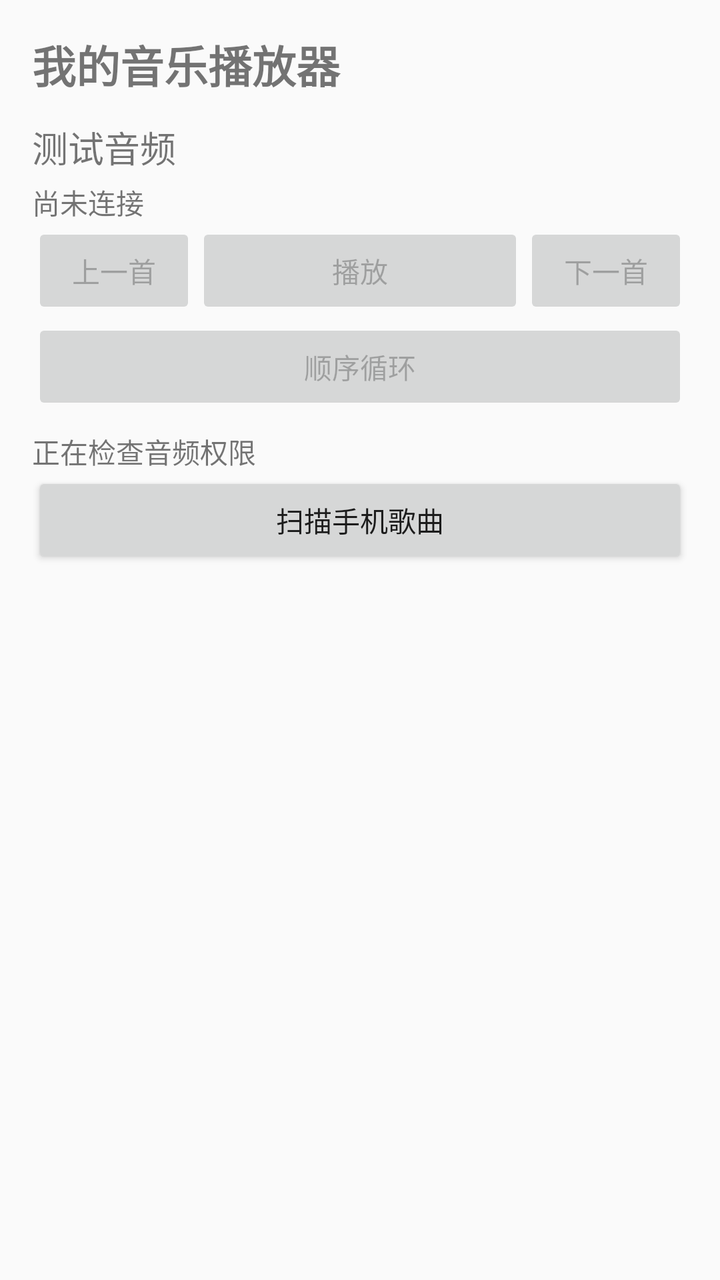
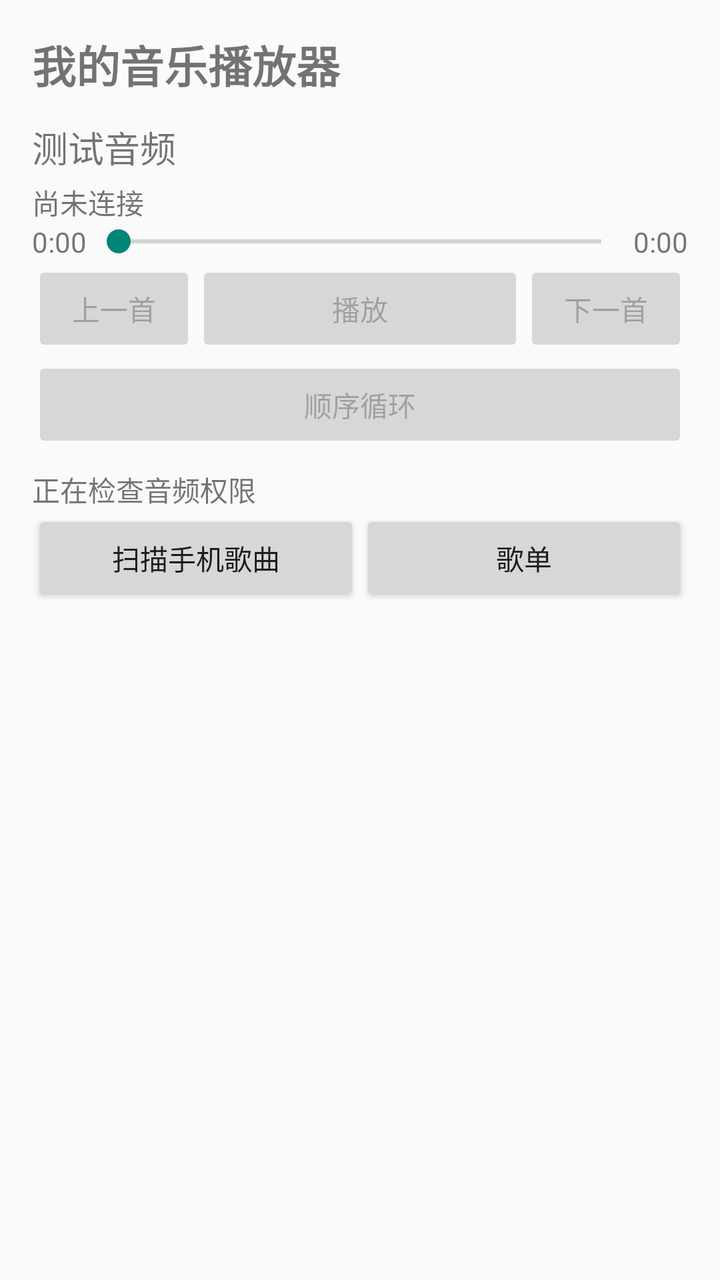

An Android layout rendered at two revisions. The XML below is the earlier revision; the diff shows what the commit changed to produce the second picture.
<!-- AndroidManifest.xml: activity theme Theme.MusicPlayer -->
<!-- res/layout/activity_main.xml -->
<?xml version="1.0" encoding="utf-8"?>
<LinearLayout xmlns:android="http://schemas.android.com/apk/res/android"
    android:id="@+id/main"
    android:layout_width="match_parent"
    android:layout_height="match_parent"
    android:orientation="vertical">

    <LinearLayout
        android:layout_width="match_parent"
        android:layout_height="match_parent"
        android:orientation="vertical"
        android:padding="16dp">

        <TextView
            android:layout_width="match_parent"
            android:layout_height="wrap_content"
            android:text="@string/player_heading"
            android:textSize="22sp"
            android:textStyle="bold" />

        <TextView
            android:id="@+id/textTitle"
            android:layout_width="match_parent"
            android:layout_height="wrap_content"
            android:layout_marginTop="12dp"
            android:text="@string/sample_title"
            android:textSize="18sp" />

        <TextView
            android:id="@+id/textStatus"
            android:layout_width="match_parent"
            android:layout_height="wrap_content"
            android:layout_marginTop="4dp"
            android:text="@string/not_connected" />

        <LinearLayout
            android:layout_width="match_parent"
            android:layout_height="wrap_content"
            android:orientation="horizontal">

            <Button
                android:id="@+id/buttonPrevious"
                android:layout_width="0dp"
                android:layout_height="wrap_content"
                android:layout_weight="1"
                android:enabled="false"
                android:text="@string/previous" />

            <Button
                android:id="@+id/buttonPlayPause"
                android:layout_width="0dp"
                android:layout_height="wrap_content"
                android:layout_weight="2"
                android:enabled="false"
                android:text="@string/play" />

            <Button
                android:id="@+id/buttonNext"
                android:layout_width="0dp"
                android:layout_height="wrap_content"
                android:layout_weight="1"
                android:enabled="false"
                android:text="@string/next" />
        </LinearLayout>
        <Button
            android:id="@+id/buttonPlayMode"
            android:layout_width="match_parent"
            android:layout_height="wrap_content"
            android:enabled="false"
            android:text="@string/play_mode_order" />
        <TextView
            android:id="@+id/textError"
            android:layout_width="match_parent"
            android:layout_height="wrap_content"
            android:visibility="gone" />

        <Button
            android:id="@+id/buttonReconnect"
            android:layout_width="match_parent"
            android:layout_height="wrap_content"
            android:text="@string/reconnect"
            android:visibility="gone" />

        <TextView
            android:id="@+id/textAudioPermission"
            android:layout_width="match_parent"
            android:layout_height="wrap_content"
            android:layout_marginTop="8dp"
            android:text="@string/audio_permission_unknown" />

        <LinearLayout
            android:layout_width="match_parent"
            android:layout_height="wrap_content"
            android:orientation="horizontal">

            <Button
                android:id="@+id/buttonScan"
                android:layout_width="0dp"
                android:layout_height="wrap_content"
                android:layout_weight="1"
                android:text="@string/scan_songs" />

            <Button
                android:id="@+id/buttonAudioSettings"
                android:layout_width="0dp"
                android:layout_height="wrap_content"
                android:layout_weight="1"
                android:text="@string/open_settings"
                android:visibility="gone" />
        </LinearLayout>

        <TextView
            android:id="@+id/textScanStatus"
            android:layout_width="match_parent"
            android:layout_height="wrap_content" />

        <TextView
            android:id="@+id/textSongCount"
            android:layout_width="match_parent"
            android:layout_height="wrap_content"
            android:layout_marginTop="4dp" />

        <androidx.recyclerview.widget.RecyclerView
            android:id="@+id/recyclerSongs"
            android:layout_width="match_parent"
            android:layout_height="0dp"
            android:layout_weight="1"
            android:clipToPadding="false" />
    </LinearLayout>
</LinearLayout>
<!-- resources referenced by this layout -->
<resources>
  <string name="audio_permission_unknown">正在检查音频权限</string>
  <string name="next">下一首</string>
  <string name="not_connected">尚未连接</string>
  <string name="open_settings">权限设置</string>
  <string name="play">播放</string>
  <string name="play_mode_order">顺序循环</string>
  <string name="player_heading">我的音乐播放器</string>
  <string name="previous">上一首</string>
  <string name="reconnect">重新连接</string>
  <string name="sample_title">测试音频</string>
  <string name="scan_songs">扫描手机歌曲</string>
  <style name="Theme.MusicPlayer" parent="Theme.AppCompat.Light.NoActionBar" />
</resources>

<!-- the commit's change to res/layout/activity_main.xml (unified diff, before → after) -->
@@ -32,6 +32,32 @@
             android:layout_height="wrap_content"
             android:layout_marginTop="4dp"
             android:text="@string/not_connected" />
+        <LinearLayout
+            android:layout_width="match_parent"
+            android:layout_height="wrap_content"
+            android:gravity="center_vertical"
+            android:orientation="horizontal">
+
+            <TextView
+                android:id="@+id/textCurrentPosition"
+                android:layout_width="wrap_content"
+                android:layout_height="wrap_content"
+                android:text="0:00" />
+
+            <SeekBar
+                android:id="@+id/seekBarProgress"
+                android:layout_width="0dp"
+                android:layout_height="wrap_content"
+                android:layout_weight="1"
+                android:enabled="false"
+                android:max="1000" />
+
+            <TextView
+                android:id="@+id/textDuration"
+                android:layout_width="wrap_content"
+                android:layout_height="wrap_content"
+                android:text="0:00" />
+        </LinearLayout>
 
         <LinearLayout
             android:layout_width="match_parent"
@@ -101,6 +127,13 @@
                 android:text="@string/scan_songs" />
 
             <Button
+                android:id="@+id/buttonPlaylists"
+                android:layout_width="0dp"
+                android:layout_height="wrap_content"
+                android:layout_weight="1"
+                android:text="@string/playlists" />
+
+            <Button
                 android:id="@+id/buttonAudioSettings"
                 android:layout_width="0dp"
                 android:layout_height="wrap_content"
<!-- resource entries referenced after the edit -->
@@ -7,6 +7,7 @@
   <string name="play">播放</string>
   <string name="play_mode_order">顺序循环</string>
   <string name="player_heading">我的音乐播放器</string>
+  <string name="playlists">歌单</string>
   <string name="previous">上一首</string>
   <string name="reconnect">重新连接</string>
   <string name="sample_title">测试音频</string>
